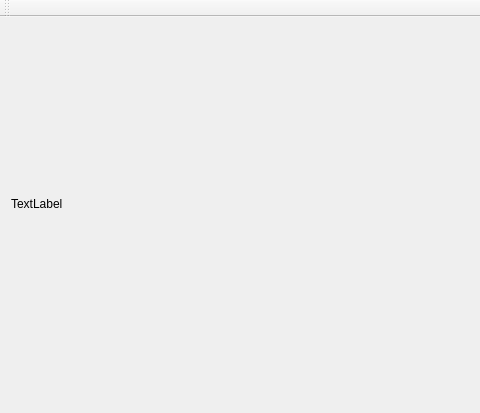
Old version of the form src/RDP/MotionCapture/MotionCapture.ui in the repository DaikiMaekawa/RoboticsProject; both pictures show x 0 to 480 and y 0 to 413 of the 689 by 413 pixel window.
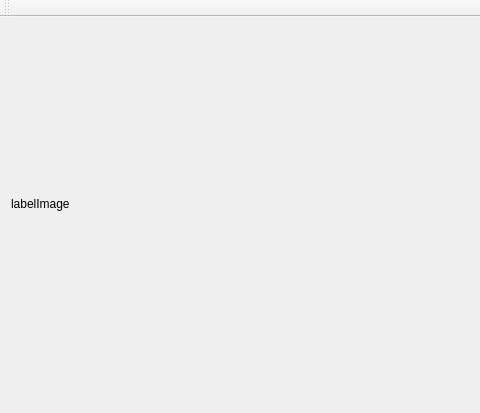
New version of the form.

Diff of the .ui file:
```diff
--- a/src/RDP/MotionCapture/MotionCapture.ui
+++ b/src/RDP/MotionCapture/MotionCapture.ui
@@ -18,7 +18,7 @@
     <item row="0" column="0">
      <widget class="QLabel" name="labelImage">
       <property name="text">
-       <string>TextLabel</string>
+       <string>labelImage</string>
       </property>
      </widget>
     </item>
```
